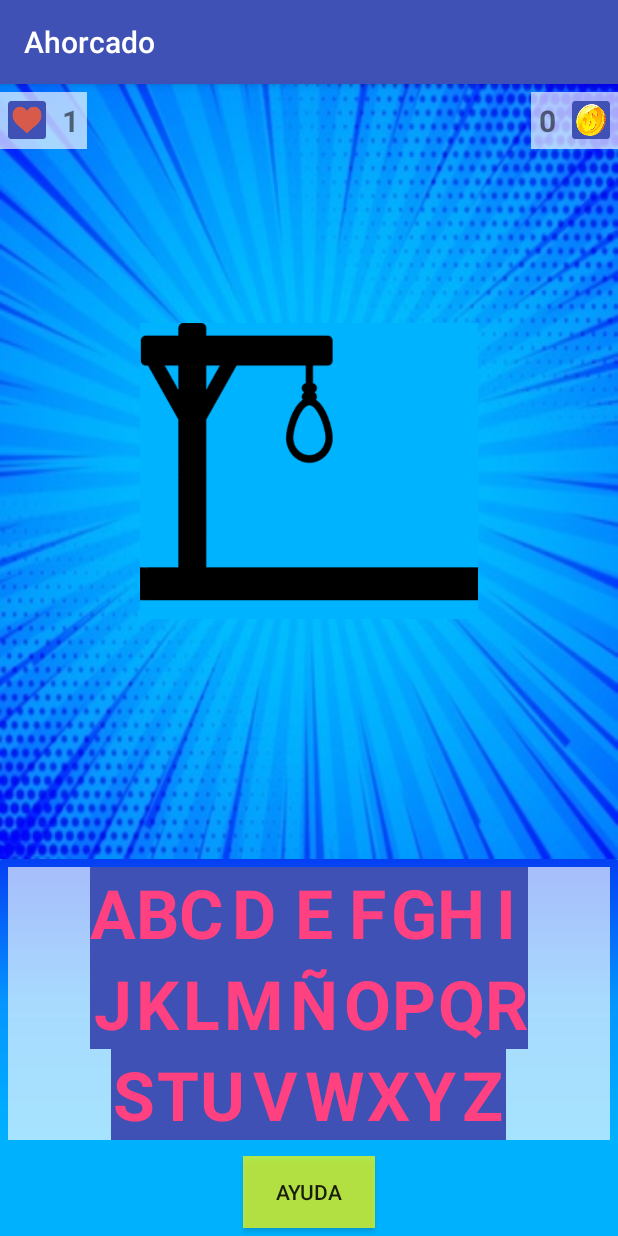
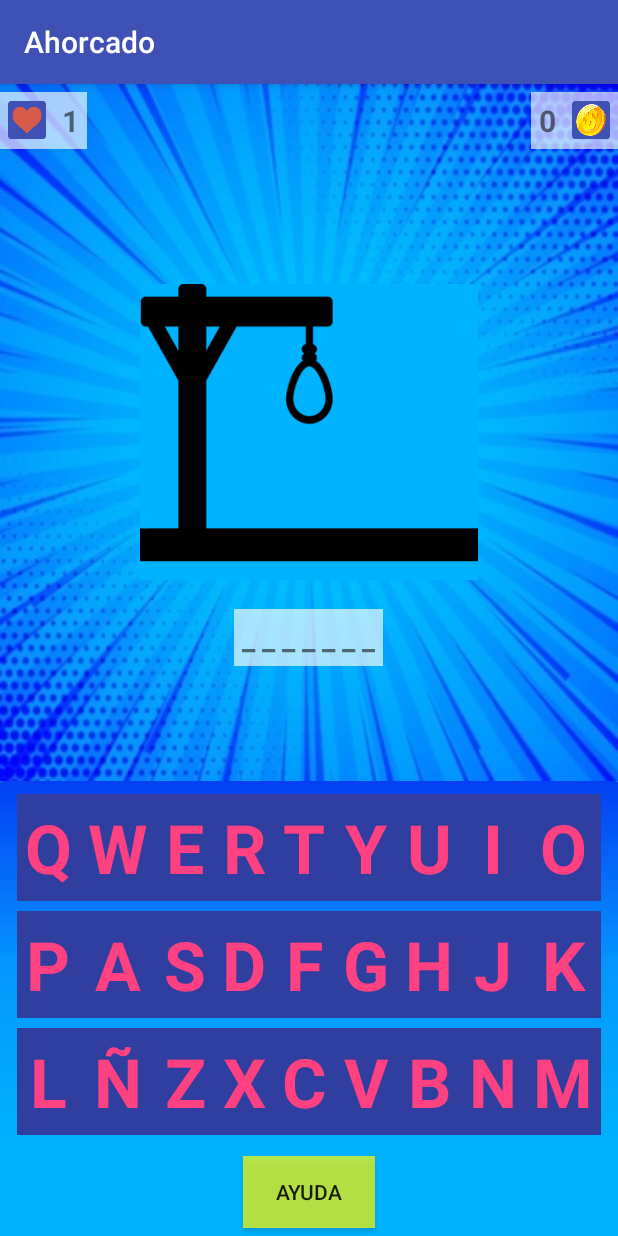
Before and after one commit to PedroJSL/Ahorcado, an Android app: the screen it shows after launch (MainActivity), on a phone screen of 412 x 824 dp. Run offline under Robolectric (Android 15) with nearby library versions, the light colour scheme and no system bars.

Commit message:
Corregir metodos para mostrar la palabra

```diff
--- a/app/src/main/java/com/example/pedro/ahorcado/Biblioteca.java
+++ b/app/src/main/java/com/example/pedro/ahorcado/Biblioteca.java
@@ -1,4 +1,7 @@
 package com.example.pedro.ahorcado;
+
+import java.util.ArrayList;
+import java.util.Iterator;
 
 /**
  * Created by pedro on 16/01/2018.
@@ -7,19 +10,20 @@ package com.example.pedro.ahorcado;
 public class Biblioteca {
     private static final String[] palabrasString = {"ANDROID"};
     private static final String[] pista = {""};
-    private static int i = 0;
-    private Palabra[] palabras;
+    private ArrayList<Palabra> palabras;
 
     public Biblioteca(){
+        palabras = new ArrayList<>();
         for (int j = 0; j < palabrasString.length; j++) {
             Palabra p = new Palabra(palabrasString[j],pista[j]);
-            palabras[j]=p;
+            palabras.add(p);
         }
     }
 
     public Palabra getPalabra(){
-        Palabra palabra = palabras[i];
-        i++;
-        return palabra;
+        int random =(int) Math.random()*palabras.size();
+        Palabra p = palabras.get(random);
+        palabras.remove(p);
+        return p;
     }
 }
--- a/app/src/main/java/com/example/pedro/ahorcado/MainActivity.java
+++ b/app/src/main/java/com/example/pedro/ahorcado/MainActivity.java
@@ -2,6 +2,7 @@ package com.example.pedro.ahorcado;
 
 import android.support.v7.app.AppCompatActivity;
 import android.os.Bundle;
+import android.util.Log;
 import android.view.Gravity;
 import android.view.View;
 import android.widget.TableLayout;
@@ -9,19 +10,37 @@ import android.widget.TableRow;
 import android.widget.TextView;
 
 public class MainActivity extends AppCompatActivity {
-private static final String[] letras = {"A","B","C","D","E","F","G","H","I","J","K","L","M","Ñ","O","P","Q","R","S","T","U","V","W","X","Y","Z"};
+private static final String[] letrasESP = {"Q","W","E","R","T","Y","U","I","O","P","A","S","D","F","G","H","J","K","L","Ñ","Z","X","C","V","B","N","M"};
 TableLayout teclado;
-Reproductor reprod;
+TextView tvPalabraOculta;
+MotorJuego mj;
     @Override
     protected void onCreate(Bundle savedInstanceState) {
         super.onCreate(savedInstanceState);
         setContentView(R.layout.activity_main);
         teclado = findViewById(R.id.teclado);
-        reprod = new Reproductor(getApplicationContext());
         crearTeclado();
+        tvPalabraOculta = findViewById(R.id.palabraOculta);
+        mj = new MotorJuego();
+        mostrarPalabraOculta();
+    }
+
+    private void mostrarPalabraOculta(){
+        tvPalabraOculta.setText(mj.p.getPalabraOculta());
     }
 
     public void pulsarLetra(View v){
+        TextView aux = (TextView) v;
+        if(aux.getCurrentTextColor()==getResources().getColor(R.color.colorAccent)) {
+            if (mj.p.contieneLetra(aux.getText().toString())) {
+                aux.setTextColor(getResources().getColor(R.color.acierto));
+                mostrarPalabraOculta();
+            } else {
+                aux.setTextColor(getResources().getColor(R.color.error));
+            }
+
+        }
+
 
     }
 
@@ -33,17 +52,16 @@ Reproductor reprod;
         int cont = 0;
         int contLetra = 0;
 
-        while (contLetra<letras.length) {
+        while (contLetra< letrasESP.length) {
             if(cont==0){
-                fila = (TableRow)getLayoutInflater().inflate(R.layout.table_row_teclado,null);
-                //fila.setGravity(Gravity.CENTER);
-                //fila.setBackgroundColor(getResources().getColor(R.color.fondoTransparencia));
-
-                //fila.setLayoutParams(new TableRow.LayoutParams(TableRow.LayoutParams.MATCH_PARENT,TableRow.LayoutParams.MATCH_PARENT));
+                fila = new TableRow(this);
+                fila.setGravity(Gravity.CENTER);
+                fila.setLayoutParams(new TableLayout.LayoutParams(TableLayout.LayoutParams.MATCH_PARENT,TableLayout.LayoutParams.MATCH_PARENT));
+                fila.setPadding(5,5,5,5);
                 cont++;
             }else if(cont>0&&cont<tvFila+2){
                 bLetra = (TextView)getLayoutInflater().inflate(R.layout.textview_abecedario,null);
-                bLetra.setText(letras[contLetra]);
+                bLetra.setText(letrasESP[contLetra]);
                 fila.addView(bLetra);
                 contLetra++;
                 cont++;
--- a/app/src/main/java/com/example/pedro/ahorcado/MotorJuego.java
+++ b/app/src/main/java/com/example/pedro/ahorcado/MotorJuego.java
@@ -5,4 +5,12 @@ package com.example.pedro.ahorcado;
  */
 
 public class MotorJuego {
+    Palabra p;
+    Biblioteca b;
+    //Reproductor r;
+
+    public MotorJuego(){
+        b = new Biblioteca();
+        p = b.getPalabra();
+    }
 }
--- a/app/src/main/java/com/example/pedro/ahorcado/Palabra.java
+++ b/app/src/main/java/com/example/pedro/ahorcado/Palabra.java
@@ -37,7 +37,7 @@ public class Palabra {
     private void setPalabraOculta(){
         palabraLetraALetra = palabra.split("");
         palabraOculta = new String[palabraLetraALetra.length];
-        for (int i = 0; i < palabraLetraALetra.length ; i++) {
+        for (int i = 0; i < palabraLetraALetra.length; i++) {
             palabraOculta[i] = "_";
         }
     }
@@ -53,8 +53,8 @@ public class Palabra {
     public String getPalabraOculta() {
         String aux = "";
         for (String caracter: palabraOculta) {
-            aux+=caracter;
+            aux+=caracter+" ";
         }
-        return aux;
+        return aux.trim();
     }
 }
--- a/app/src/main/res/layout/activity_main.xml
+++ b/app/src/main/res/layout/activity_main.xml
@@ -50,6 +50,11 @@
             android:layout_height="225dp"/>
 
         <TextView
+            android:id="@+id/palabraOculta"
+            android:background="@color/fondoTransparencia"
+            android:layout_gravity="center_horizontal"
+            android:textSize="20sp"
+            android:padding="5dp"
             android:layout_centerInParent="true"
             android:layout_below="@+id/horca"
             android:layout_width="wrap_content"
@@ -61,6 +66,7 @@
     <TableLayout
         android:id="@+id/teclado"
         android:padding="5dp"
+        android:shrinkColumns="0"
         android:background="@drawable/gradient"
         android:layout_width="match_parent"
         android:layout_height="wrap_content">
--- a/app/src/main/res/layout/table_row_teclado.xml
+++ /dev/null
@@ -1,8 +0,0 @@
-<?xml version="1.0" encoding="utf-8"?>
-<TableRow xmlns:android="http://schemas.android.com/apk/res/android"
-    android:layout_width="match_parent"
-    android:layout_weight="1"
-    android:layout_height="wrap_content"
-    android:layout_margin="5dp"
-    android:background="@color/fondoTransparencia"
-    android:gravity="center"/>
--- a/app/src/main/res/layout/textview_abecedario.xml
+++ b/app/src/main/res/layout/textview_abecedario.xml
@@ -3,8 +3,10 @@
     xmlns:android="http://schemas.android.com/apk/res/android"
     android:layout_width="wrap_content"
     android:layout_height="wrap_content"
-    android:background="@color/colorPrimary"
+    android:background="@color/colorPrimaryDark"
     android:textSize="45sp"
+    android:padding="5dp"
+    android:gravity="end"
     android:layout_margin="5dp"
     android:textAlignment="center"
     android:textColor="@color/colorAccent"
--- a/app/src/main/res/values/colors.xml
+++ b/app/src/main/res/values/colors.xml
@@ -4,4 +4,6 @@
     <color name="colorPrimaryDark">#303F9F</color>
     <color name="colorAccent">#FF4081</color>
     <color name="fondoTransparencia">#a6ffffff</color>
+    <color name="error">#FF0000</color>
+    <color name="acierto">#00FF00</color>
 </resources>
```
